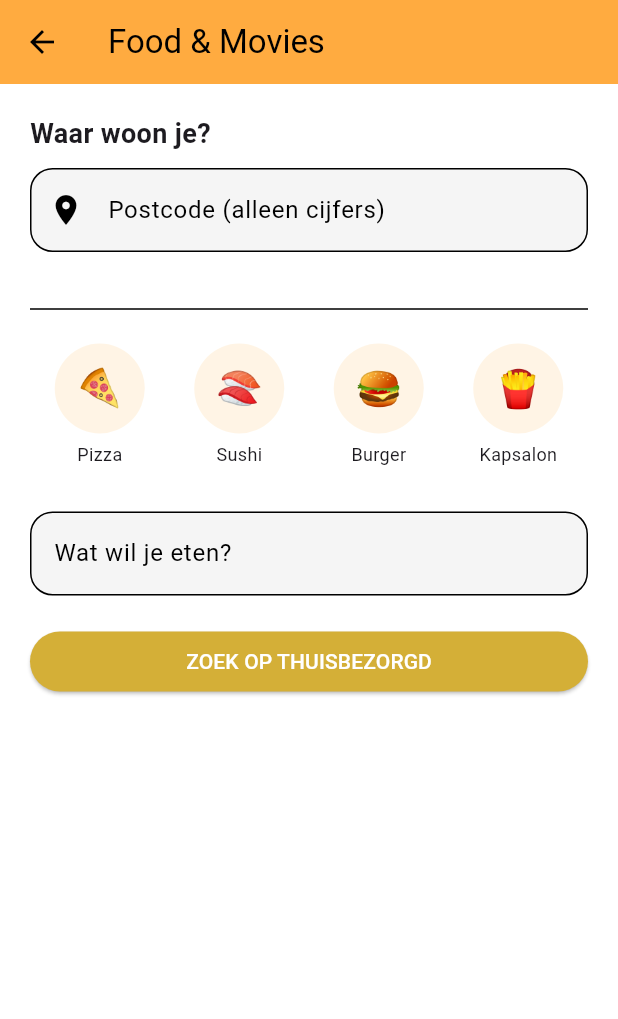
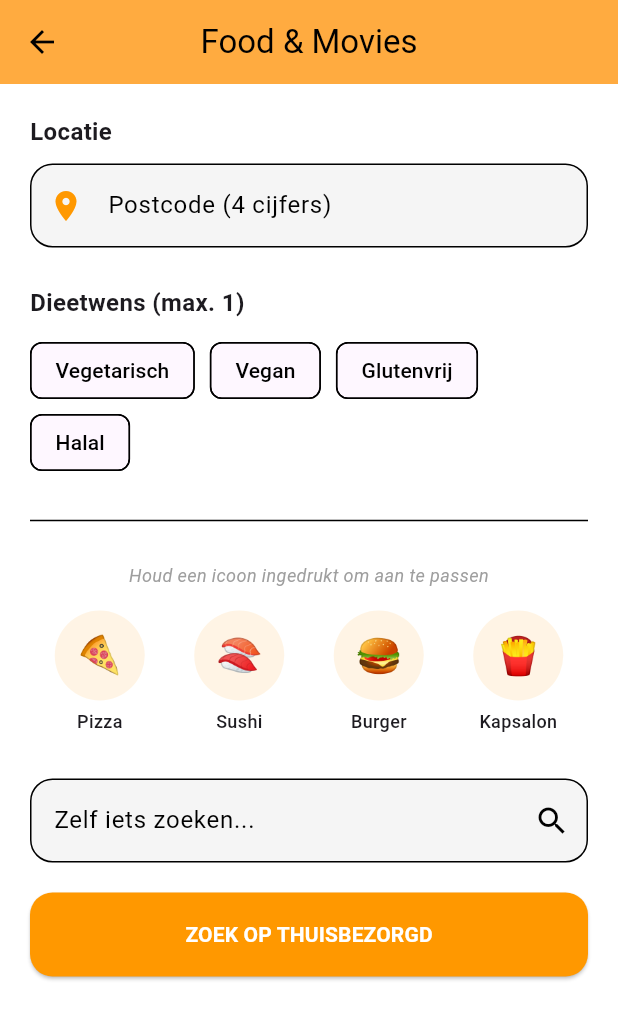
Before and after one commit to strongo01/FilmFlix, a Flutter app: the FoodScreen screen opened directly, on a phone screen of 412 x 824 dp. Shown: the top 1019 px of the screen. Run offline on Flutter 3.47's test engine with Material 3 defaults, Android fonts, the phone set to English and light mode, and no system bars; our stand-ins replace cloud_firestore, email_validator, firebase_auth, firebase_core, flutter_signin_button, fluttertoast and 2 more; accounts and stored records are empty; network calls fail.

Commit message:
alles voor foodscreen

```diff
--- a/filmflix/lib/main.dart
+++ b/filmflix/lib/main.dart
@@ -84,8 +84,8 @@
           //}
           //return const HomeScreen();
           //return const LoginScreen();
-          //return const MovieDetailScreen(imdbId: "tt1632701");
-          return const FoodScreen();
+          return const MovieDetailScreen(imdbId: "tt1632701");
+          //return const FoodScreen();
         },
       ),
     );
--- a/filmflix/lib/views/foodscreen.dart
+++ b/filmflix/lib/views/foodscreen.dart
@@ -1,5 +1,5 @@
 import 'package:flutter/material.dart';
-import 'package:flutter/services.dart'; // Nodig voor FilteringTextInputFormatter
+import 'package:flutter/services.dart';
 import 'package:url_launcher/url_launcher.dart';
 
 class FoodScreen extends StatefulWidget {
@@ -13,22 +13,96 @@
   final TextEditingController _foodController = TextEditingController();
   final TextEditingController _zipCodeController = TextEditingController();
 
-  final List<Map<String, String>> _quickChoices = [
+  // De geselecteerde dieetwens (maximaal één)
+  String? _selectedFilter;
+
+  final List<Map<String, String>> _filterOptions = [
+    {'label': 'Vegetarisch', 'slug': 'vegetarian'},
+    {'label': 'Vegan', 'slug': 'vegan'},
+    {'label': 'Glutenvrij', 'slug': 'gluten-free-options'},
+    {'label': 'Halal', 'slug': 'halal'},
+  ];
+
+  // Je favoriete lijstje (aanpasbaar via Long Press)
+  List<Map<String, String>> _quickChoices = [
     {'name': 'Pizza', 'emoji': '🍕'},
     {'name': 'Sushi', 'emoji': '🍣'},
     {'name': 'Burger', 'emoji': '🍔'},
     {'name': 'Kapsalon', 'emoji': '🍟'},
   ];
 
+  // Dialoog om favoriet aan te passen
+  void _editFavorite(int index) {
+    final nameEditController = TextEditingController(text: _quickChoices[index]['name']);
+    final emojiEditController = TextEditingController(text: _quickChoices[index]['emoji']);
+
+    showDialog(
+      context: context,
+      builder: (context) => AlertDialog(
+        title: const Text('Pas favoriet aan'),
+        content: Column(
+          mainAxisSize: MainAxisSize.min,
+          children: [
+            TextField(
+              controller: nameEditController,
+              decoration: const InputDecoration(
+                labelText: 'Naam (tekst & emoji toegestaan)',
+                hintText: 'Bijv. Taco 🌮',
+              ),
+            ),
+            const SizedBox(height: 15),
+            TextField(
+              controller: emojiEditController,
+              decoration: const InputDecoration(
+                labelText: 'Alleen Emoji',
+                hintText: 'Kies 1 emoji',
+                counterText: "",
+              ),
+              textAlign: TextAlign.center,
+              style: const TextStyle(fontSize: 30),
+              maxLength: 1,
+              inputFormatters: [
+                // BLOKKEERT: letters (a-z, A-Z), cijfers (0-9) en spaties (\s)
+                FilteringTextInputFormatter.deny(RegExp(r'[a-zA-Z0-9\s]')),
+              ],
+            ),
+          ],
+        ),
+        actions: [
+          TextButton(
+            onPressed: () => Navigator.pop(context),
+            child: const Text('Annuleren'),
+          ),
+          ElevatedButton(
+            onPressed: () {
+              if (emojiEditController.text.isNotEmpty) {
+                setState(() {
+                  _quickChoices[index] = {
+                    'name': nameEditController.text.trim(),
+                    'emoji': emojiEditController.text.trim(),
+                  };
+                });
+                Navigator.pop(context);
+              } else {
+                ScaffoldMessenger.of(context).showSnackBar(
+                  const SnackBar(content: Text('Voer een geldige emoji in!')),
+                );
+              }
+            },
+            child: const Text('Opslaan'),
+          ),
+        ],
+      ),
+    );
+  }
+
   Future<void> _orderFood([String? manualFood]) async {
     final String food = manualFood ?? _foodController.text.trim();
-
-    // We pakken de postcode en verwijderen voor de zekerheid alles wat geen cijfer is
     final String zipDigits = _zipCodeController.text.replaceAll(RegExp(r'[^0-9]'), '');
 
-    if (zipDigits.isEmpty) {
+    if (zipDigits.length < 4) {
       ScaffoldMessenger.of(context).showSnackBar(
-        const SnackBar(content: Text('Vul de 4 getallen van je postcode in!')),
+        const SnackBar(content: Text('Vul eerst 4 cijfers van je postcode in!')),
       );
       return;
     }
@@ -40,11 +114,13 @@
       return;
     }
 
-    _foodController.text = food;
+    // URL bouwen
+    String urlString = 'https://www.thuisbezorgd.nl/bestellen/eten/$zipDigits?q=$food';
+    if (_selectedFilter != null) {
+      urlString += '&filter=$_selectedFilter';
+    }
 
-    // De URL gebruikt nu alleen de cijfers (bijv. 3543)
-    final Uri url = Uri.parse('https://www.thuisbezorgd.nl/bestellen/eten/$zipDigits?q=$food');
-
+    final Uri url = Uri.parse(urlString);
     try {
       await launchUrl(url, mode: LaunchMode.externalApplication);
     } catch (e) {
@@ -58,70 +134,97 @@
       appBar: AppBar(
         title: const Text('Food & Movies'),
         backgroundColor: Colors.orangeAccent,
+        centerTitle: true,
       ),
       body: SingleChildScrollView(
         padding: const EdgeInsets.all(20.0),
         child: Column(
           crossAxisAlignment: CrossAxisAlignment.stretch,
           children: [
-            const Text(
-              'Waar woon je?',
-              style: TextStyle(fontSize: 18, fontWeight: FontWeight.bold),
-            ),
+            const Text('Locatie', style: TextStyle(fontWeight: FontWeight.bold, fontSize: 16)),
             const SizedBox(height: 10),
-
-            // --- Postcodeveld met Blokkade ---
             TextField(
               controller: _zipCodeController,
               decoration: InputDecoration(
-                labelText: 'Postcode (alleen cijfers)',
-                hintText: 'Bijv. 3543',
-                prefixIcon: const Icon(Icons.location_on),
+                labelText: 'Postcode (4 cijfers)',
+                prefixIcon: const Icon(Icons.location_on, color: Colors.orange),
                 border: OutlineInputBorder(borderRadius: BorderRadius.circular(15)),
               ),
-              // Hier blokkeren we letters en tekens:
               keyboardType: TextInputType.number,
               inputFormatters: [
-                FilteringTextInputFormatter.digitsOnly, // Alleen 0-9 toegestaan
-                LengthLimitingTextInputFormatter(4),    // Maximaal 4 cijfers
+                FilteringTextInputFormatter.digitsOnly,
+                LengthLimitingTextInputFormatter(4),
               ],
             ),
-
-            const SizedBox(height: 30),
-            const Divider(),
-            // ... rest van je UI (Quick Choices en Zoekveld) ...
+            const SizedBox(height: 25),
+            const Text('Dieetwens (max. 1)', style: TextStyle(fontWeight: FontWeight.bold, fontSize: 16)),
+            const SizedBox(height: 10),
+            Wrap(
+              spacing: 10,
+              children: _filterOptions.map((filter) {
+                final bool isSelected = _selectedFilter == filter['slug'];
+                return FilterChip(
+                  label: Text(filter['label']!),
+                  selected: isSelected,
+                  selectedColor: Colors.orangeAccent.withOpacity(0.3),
+                  checkmarkColor: Colors.orange,
+                  onSelected: (bool selected) {
+                    setState(() {
+                      _selectedFilter = selected ? filter['slug'] : null;
+                    });
+                  },
+                );
+              }).toList(),
+            ),
+            const Padding(
+              padding: EdgeInsets.symmetric(vertical: 20),
+              child: Divider(),
+            ),
+            const Text(
+              'Houd een icoon ingedrukt om aan te passen',
+              style: TextStyle(fontSize: 12, color: Colors.grey, fontStyle: FontStyle.italic),
+              textAlign: TextAlign.center,
+            ),
             const SizedBox(height: 15),
             Row(
               mainAxisAlignment: MainAxisAlignment.spaceAround,
-              children: _quickChoices.map((item) {
+              children: List.generate(_quickChoices.length, (index) {
                 return GestureDetector(
-                  onTap: () => _orderFood(item['name']),
+                  onTap: () => _orderFood(_quickChoices[index]['name']),
+                  onLongPress: () => _editFavorite(index),
                   child: Column(
                     children: [
                       CircleAvatar(
                         radius: 30,
                         backgroundColor: Colors.orange.withOpacity(0.1),
-                        child: Text(item['emoji']!, style: const TextStyle(fontSize: 25)),
+                        child: Text(_quickChoices[index]['emoji']!, style: const TextStyle(fontSize: 25)),
                       ),
                       const SizedBox(height: 5),
-                      Text(item['name']!, style: const TextStyle(fontSize: 12)),
+                      Text(_quickChoices[index]['name']!, style: const TextStyle(fontSize: 12, fontWeight: FontWeight.w500)),
                     ],
                   ),
                 );
-              }).toList(),
+              }),
             ),
             const SizedBox(height: 30),
             TextField(
               controller: _foodController,
               decoration: InputDecoration(
-                labelText: 'Wat wil je eten?',
+                labelText: 'Zelf iets zoeken...',
                 border: OutlineInputBorder(borderRadius: BorderRadius.circular(15)),
+                suffixIcon: const Icon(Icons.search),
               ),
             ),
             const SizedBox(height: 20),
             ElevatedButton(
+              style: ElevatedButton.styleFrom(
+                backgroundColor: Colors.orange,
+                foregroundColor: Colors.white,
+                padding: const EdgeInsets.symmetric(vertical: 18),
+                shape: RoundedRectangleBorder(borderRadius: BorderRadius.circular(15)),
+              ),
               onPressed: () => _orderFood(),
-              child: const Text('ZOEK OP THUISBEZORGD'),
+              child: const Text('ZOEK OP THUISBEZORGD', style: TextStyle(fontWeight: FontWeight.bold)),
             ),
           ],
         ),
```
